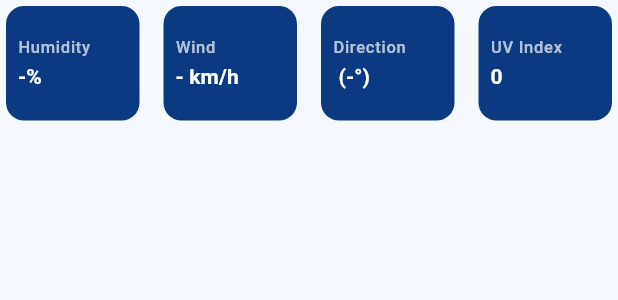
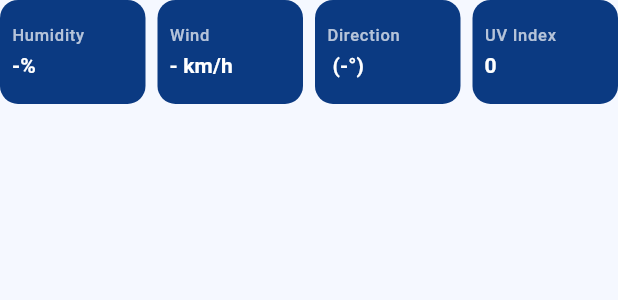
Before and after one commit to Leo-HakoOja/Alberta-Weather-App, a Flutter app: the _MetricsGrid widget shown alone on an empty page, opened directly with empty values, on a phone screen of 412 x 824 dp. Shown: the top 300 px of the screen. Run offline on Flutter 3.47's test engine with Material 3 defaults, Android fonts, the phone set to English and light mode, and no system bars; our stand-ins replace flutter_map, latlong2, video_player; network calls fail.

Commit message:
fix: tighten highlights card spacing, move location button below iPhone 16 camera
- MetricCard: zero out Card default margin, reduce vertical padding 8→6
- MetricsGrid: mainAxisSpacing 0→8, childAspectRatio 1.15→1.4
- ListView top padding now includes MediaQuery.padding.top so location button clears the dynamic island

Co-Authored-By: Claude Sonnet 4.6 <noreply@anthropic.com>

```diff
--- a/mobile/flutter_app/lib/main.dart
+++ b/mobile/flutter_app/lib/main.dart
@@ -558,7 +558,7 @@ class _WeatherHomePageState extends State<WeatherHomePage> {
               RefreshIndicator(
                 onRefresh: _refresh,
                 child: ListView(
-                  padding: const EdgeInsets.fromLTRB(16, 12, 16, 24),
+                  padding: EdgeInsets.fromLTRB(16, 12 + MediaQuery.of(context).padding.top, 16, 24),
                   children: [
                     _LocationPickerButton(
                       selected: _selectedLocation,
@@ -1438,8 +1438,8 @@ class _MetricsGrid extends StatelessWidget {
       gridDelegate: const SliverGridDelegateWithFixedCrossAxisCount(
         crossAxisCount: 4,
         crossAxisSpacing: 8,
-        mainAxisSpacing: 0,
-        childAspectRatio: 1.15,
+        mainAxisSpacing: 8,
+        childAspectRatio: 1.4,
       ),
       itemBuilder: (context, index) {
         return _MetricCard(label: metrics[index].$1, value: metrics[index].$2);
@@ -1458,9 +1458,10 @@ class _MetricCard extends StatelessWidget {
   Widget build(BuildContext context) {
     return Card(
       elevation: 0,
+      margin: EdgeInsets.zero,
       color: _albertaBlue,
       child: Padding(
-        padding: const EdgeInsets.all(8),
+        padding: const EdgeInsets.symmetric(horizontal: 8, vertical: 6),
         child: Column(
           crossAxisAlignment: CrossAxisAlignment.start,
           mainAxisAlignment: MainAxisAlignment.center,
```
